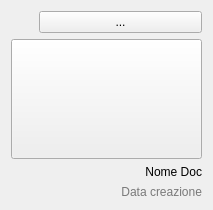
Old version of the form src/client/gui/ui/docwidget.ui in the repository aleoli/Shared-Editor.
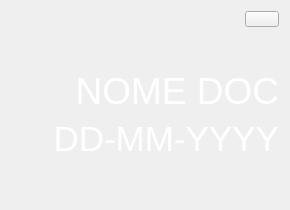
New version of the form. Icons and pictures are not drawn.

Patch:
```diff
--- a/src/client/gui/ui/docwidget.ui
+++ b/src/client/gui/ui/docwidget.ui
@@ -6,71 +6,87 @@
    <rect>
     <x>0</x>
     <y>0</y>
-    <width>213</width>
+    <width>290</width>
     <height>210</height>
    </rect>
   </property>
   <property name="windowTitle">
    <string>Form</string>
   </property>
-  <layout class="QGridLayout" name="gridLayout_2">
-   <item row="0" column="0">
-    <layout class="QGridLayout" name="Content">
-     <property name="sizeConstraint">
-      <enum>QLayout::SetFixedSize</enum>
-     </property>
-     <property name="leftMargin">
-      <number>0</number>
-     </property>
-     <item row="1" column="0" colspan="2">
-      <widget class="QPushButton" name="btn_open">
-       <property name="sizePolicy">
-        <sizepolicy hsizetype="Expanding" vsizetype="Expanding">
-         <horstretch>0</horstretch>
-         <verstretch>67</verstretch>
-        </sizepolicy>
-       </property>
-       <property name="maximumSize">
-        <size>
-         <width>16777215</width>
-         <height>16777210</height>
-        </size>
+  <property name="styleSheet">
+   <string notr="true">QWidget{
+	border-image: url(:/res/file.png) 0 0 0 0;
+}</string>
+  </property>
+  <layout class="QGridLayout" name="gridLayout">
+   <item row="0" column="2" alignment="Qt::AlignRight">
+    <widget class="QPushButton" name="btn_options">
+     <property name="enabled">
+      <bool>true</bool>
        </property>
        <property name="cursor">
         <cursorShape>PointingHandCursor</cursorShape>
        </property>
-       <property name="mouseTracking">
-        <bool>false</bool>
-       </property>
-       <property name="iconSize">
-        <size>
-         <width>100</width>
-         <height>100</height>
-        </size>
-       </property>
-      </widget>
-     </item>
-     <item row="0" column="1">
-      <widget class="QPushButton" name="btn_options">
        <property name="styleSheet">
         <string notr="true">QPushButton {
-margin-left: 85px;
 margin-bottom:0px;
-};</string>
+}
+
+QPushButton:hover{
+padding: -0.5px 0.5px 0.5px -0.5px;
+}
+
+QPushButton:pressed{
+padding: 0.5px -0.5px -0.5px 0.5px;
+}
+
+QToolTip{
+	background: none;
+	margin-left: 0px;
+	margin-right: 0px;
+}
+
+QPushButton:focus {
+   border: none;
+   outline: none;
+}</string>
        </property>
        <property name="text">
-        <string>...</string>
+      <string/>
+     </property>
+     <property name="icon">
+      <iconset resource="resources/res.qrc">
+       <normaloff>:/res/options.png</normaloff>:/res/options.png</iconset>
+     </property>
+     <property name="iconSize">
+      <size>
+       <width>50</width>
+       <height>25</height>
+      </size>
        </property>
       </widget>
      </item>
-     <item row="3" column="1" alignment="Qt::AlignRight">
+   <item row="2" column="2" alignment="Qt::AlignRight|Qt::AlignTop">
       <widget class="QLabel" name="label_date">
+     <property name="minimumSize">
+      <size>
+       <width>140</width>
+       <height>0</height>
+      </size>
+     </property>
+     <property name="styleSheet">
+      <string notr="true">QLabel{
+}</string>
+     </property>
        <property name="text">
-        <string>&lt;html&gt;&lt;head/&gt;&lt;body&gt;&lt;p align=&quot;right&quot;&gt;&lt;span style=&quot; color:#797979;&quot;&gt;Data creazione&lt;/span&gt;&lt;/p&gt;&lt;/body&gt;&lt;/html&gt;</string>
+      <string>&lt;html&gt;&lt;head/&gt;&lt;body&gt;&lt;p align=&quot;right&quot;&gt;&lt;span style=&quot; font-size:26pt; color:#ffffff;&quot;&gt;DD-MM-YYYY&lt;/span&gt;&lt;/p&gt;&lt;/body&gt;&lt;/html&gt;</string>
+     </property>
+     <property name="margin">
+      <number>0</number>
        </property>
       </widget>
      </item>
-     <item row="2" column="1" alignment="Qt::AlignRight">
+   <item row="1" column="2" alignment="Qt::AlignRight|Qt::AlignBottom">
       <widget class="QLabel" name="label_dName">
        <property name="sizePolicy">
         <sizepolicy hsizetype="Preferred" vsizetype="Preferred">
@@ -80,7 +96,7 @@
        </property>
        <property name="minimumSize">
         <size>
-         <width>163</width>
+       <width>140</width>
          <height>0</height>
         </size>
        </property>
@@ -90,6 +106,10 @@
          <height>16777215</height>
         </size>
        </property>
+     <property name="styleSheet">
+      <string notr="true">QLabel{
+}</string>
+     </property>
        <property name="lineWidth">
         <number>1</number>
        </property>
@@ -97,7 +117,10 @@
         <number>0</number>
        </property>
        <property name="text">
-        <string>&lt;html&gt;&lt;head/&gt;&lt;body&gt;&lt;p align=&quot;right&quot;&gt;Nome Doc&lt;/p&gt;&lt;/body&gt;&lt;/html&gt;</string>
+      <string>&lt;html&gt;&lt;head/&gt;&lt;body&gt;&lt;p align=&quot;right&quot;&gt;&lt;span style=&quot; font-size:28pt; color:#ffffff;&quot;&gt;NOME DOC&lt;/span&gt;&lt;/p&gt;&lt;/body&gt;&lt;/html&gt;</string>
+     </property>
+     <property name="textFormat">
+      <enum>Qt::AutoText</enum>
        </property>
        <property name="scaledContents">
         <bool>false</bool>
@@ -108,11 +131,12 @@
        <property name="margin">
         <number>0</number>
        </property>
+     <property name="indent">
+      <number>-1</number>
+     </property>
       </widget>
      </item>
     </layout>
-   </item>
-  </layout>
  </widget>
  <resources/>
  <connections/>
```
Left out of the diff: 6 changed lines with no effect on the pictures. Lines whose indentation alone changed are shown as unchanged.
